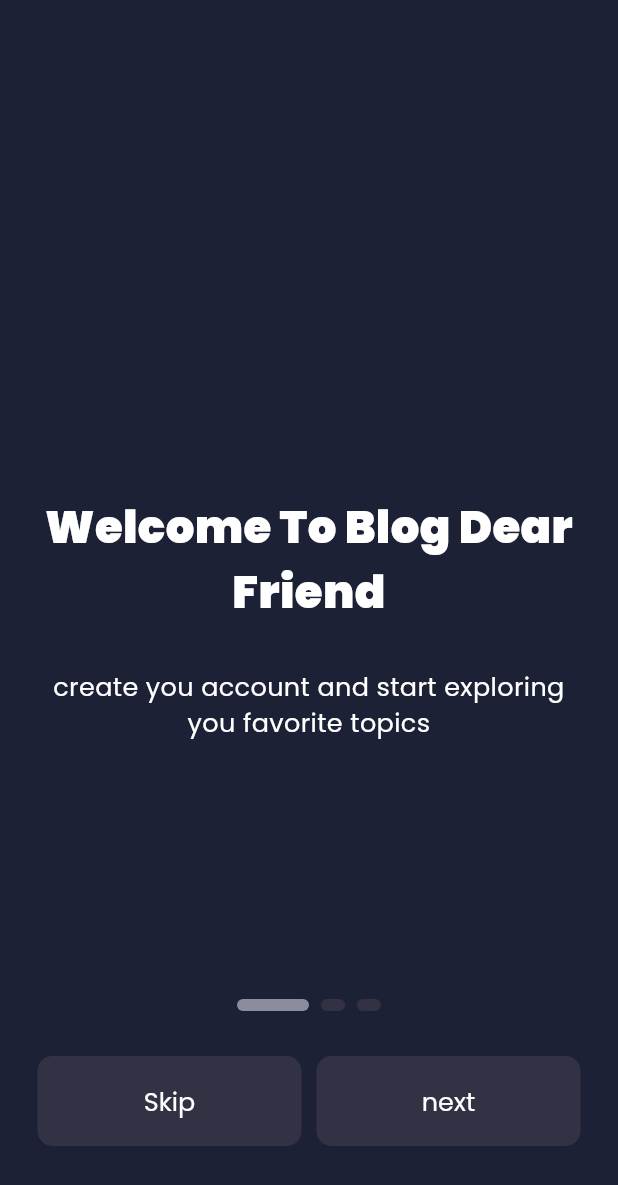
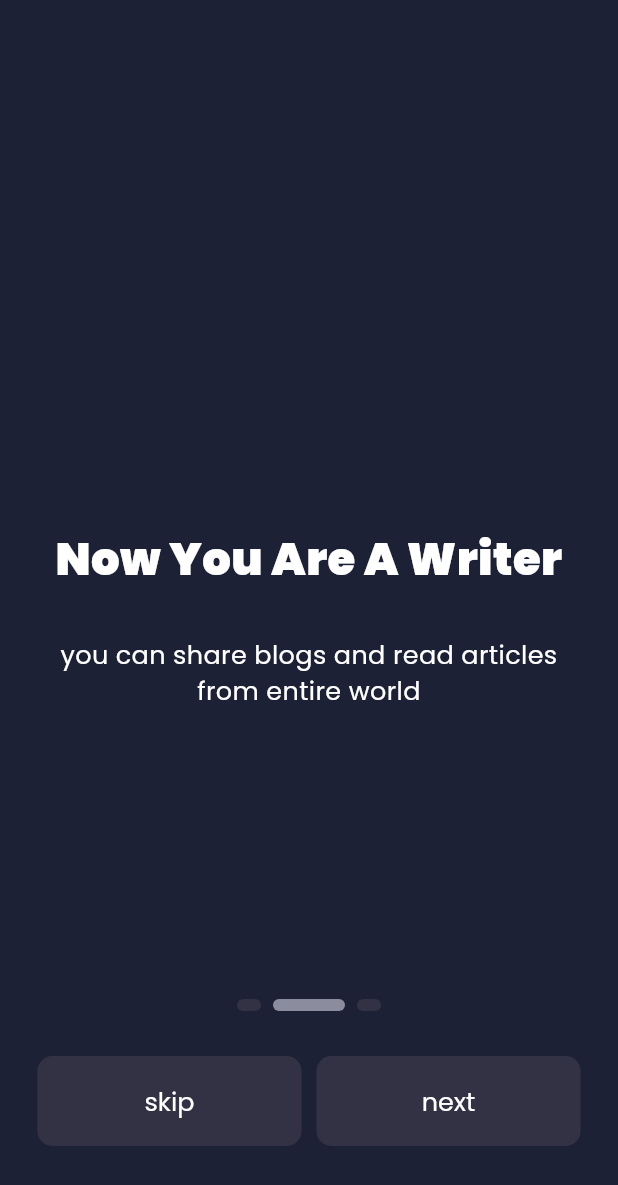
Before and after one commit to mdzarepour/Flutter_Clean_Blog_App, a Flutter app: the screen it shows after launch, after a tap on "next", on a phone screen of 412 x 824 dp. Shown: the top 1185 px of the screen. Run offline on Flutter 3.47's test engine with Material 3 defaults, Android fonts, the phone set to English and light mode, and no system bars; drawn by our look-alikes of smooth_page_indicator; our stand-ins replace animate_do, bloc, equatable, get_it, go_router, google_fonts and 1 more; accounts and stored records are empty.

```diff
--- a/lib/core/constants/app_strings.dart
+++ b/lib/common/constants/app_strings.dart
@@ -1,4 +1,8 @@
 class OnboardingStrings {
+  static const String start = 'start';
+  static const String next = 'next';
+  static const String skip = 'skip';
+
   static const String firstPageTitle = 'Welcome To Blog Dear Friend';
   static const String firstPageDescription =
       'create you account and start exploring you favorite topics';
--- a/lib/core/theme/app_texttheme.dart
+++ b/lib/common/theme/app_texttheme.dart
@@ -1,4 +1,4 @@
-import 'package:blog/core/constants/app_colors.dart';
+import 'package:blog/common/constants/app_colors.dart';
 import 'package:flutter/material.dart';
 import 'package:google_fonts/google_fonts.dart';
 
--- a/lib/core/theme/app_theme.dart
+++ b/lib/common/theme/app_theme.dart
@@ -1,4 +1,4 @@
-import 'package:blog/core/constants/app_colors.dart';
+import 'package:blog/common/constants/app_colors.dart';
 import 'package:flutter/material.dart';
 import 'package:google_fonts/google_fonts.dart';
 import 'app_texttheme.dart';
--- /dev/null
+++ b/lib/core/router/router_names.dart
@@ -0,0 +1,4 @@
+class RouterNames {
+  static const String onboardingPage = '/';
+  static const String signinPage = '/signin_page';
+}
--- /dev/null
+++ b/lib/core/widgets/exit_wrapper.dart
@@ -0,0 +1,39 @@
+import 'package:blog/core/services/snackbar_service.dart';
+import 'package:blog/locator.dart';
+import 'package:flutter/material.dart';
+import 'package:go_router/go_router.dart';
+
+class ExitWrapper extends StatefulWidget {
+  final Widget child;
+
+  const ExitWrapper({super.key, required this.child});
+
+  @override
+  State<ExitWrapper> createState() => _ExitWrapperState();
+}
+
+class _ExitWrapperState extends State<ExitWrapper> {
+  final SnackbarService snackbarService = locator.get();
+  final Duration interval = const Duration(seconds: 2);
+  DateTime? lastBackPressed;
+
+  Future<bool> onWillPop() async {
+    final canPop = GoRouter.of(context).canPop();
+    if (canPop) {
+      return true;
+    }
+    final now = DateTime.now();
+    if (lastBackPressed == null ||
+        now.difference(lastBackPressed!) >= interval) {
+      lastBackPressed = now;
+      snackbarService.showSnackbar(message: 'Press back again to exit app');
+      return false;
+    }
+    return true;
+  }
+
+  @override
+  Widget build(BuildContext context) {
+    return WillPopScope(onWillPop: onWillPop, child: widget.child);
+  }
+}
--- a/lib/features/auth/presentation/pages/onboarding_page.dart
+++ b/lib/features/auth/presentation/pages/onboarding_page.dart
@@ -1,9 +1,11 @@
 import 'package:animate_do/animate_do.dart';
-import 'package:blog/core/constants/app_colors.dart';
-import 'package:blog/core/constants/app_strings.dart';
+import 'package:blog/common/constants/app_colors.dart';
+import 'package:blog/common/constants/app_strings.dart';
+import 'package:blog/core/router/router_names.dart';
 import 'package:blog/features/auth/presentation/widgets/onboarding_button.dart';
 import 'package:blog/features/auth/presentation/widgets/onboarding_widget.dart';
 import 'package:flutter/material.dart';
+import 'package:go_router/go_router.dart';
 import 'package:smooth_page_indicator/smooth_page_indicator.dart';
 
 class OnboardingPage extends StatefulWidget {
@@ -70,16 +72,39 @@ class _OnboardingPageState extends State<OnboardingPage>
         mainAxisAlignment: MainAxisAlignment.center,
         spacing: 10,
         children: [
-          OnboardingButton(onPressed: () {}, title: 'Skip'),
-          OnboardingButton(onPressed: () {}, title: 'next'),
+          OnboardingButton(
+            onPressed: () {
+              pageController.animateToPage(
+                onboardingWidgets.length - 1,
+                duration: const Duration(milliseconds: 800),
+                curve: Curves.easeInOut,
+              );
+            },
+            title: OnboardingStrings.skip,
+          ),
+          OnboardingButton(
+            onPressed: () {
+              pageController.nextPage(
+                duration: const Duration(milliseconds: 600),
+                curve: Curves.easeInOut,
+              );
+            },
+            title: OnboardingStrings.next,
+          ),
         ],
       );
     } else {
       return FadeInUp(
+        curve: Curves.easeInOut,
         duration: Duration(milliseconds: 600),
-        from: 20,
+        from: 10,
         child: Row(
-          children: [OnboardingButton(onPressed: () {}, title: 'start')],
+          children: [
+            OnboardingButton(
+              onPressed: () => context.pushReplacement(RouterNames.signinPage),
+              title: OnboardingStrings.start,
+            ),
+          ],
         ),
       );
     }
--- a/lib/features/auth/presentation/widgets/onboarding_widget.dart
+++ b/lib/features/auth/presentation/widgets/onboarding_widget.dart
@@ -1,6 +1,6 @@
 import 'package:animate_do/animate_do.dart';
-import 'package:blog/core/constants/app_colors.dart';
-import 'package:blog/core/theme/app_texttheme.dart';
+import 'package:blog/common/constants/app_colors.dart';
+import 'package:blog/common/theme/app_texttheme.dart';
 import 'package:flutter/material.dart';
 
 class OnboardingWidget extends StatelessWidget {
@@ -36,7 +36,7 @@ class OnboardingWidget extends StatelessWidget {
             FadeInUp(
               from: 25,
               duration: Duration(seconds: 1),
-              delay: Duration(milliseconds: 150),
+              delay: Duration(milliseconds: 100),
               child: Text(
                 style: AppTexttheme.white17PoppinsRegular,
                 textAlign: TextAlign.center,
--- a/lib/locator.dart
+++ b/lib/locator.dart
@@ -1,5 +1,16 @@
+import 'dart:developer';
+
+import 'package:blog/core/router/router.dart';
+import 'package:blog/core/services/services.dart';
+import 'package:blog/core/services/snackbar_service.dart';
 import 'package:get_it/get_it.dart';
 
 final locator = GetIt.instance;
 
-void setupLocator() {}
+void setupLocator() {
+  // helper classes -->
+  locator.registerLazySingleton(() => SnackbarService());
+  locator.registerLazySingleton(
+    () => AppRouter(snackbarService: locator.get()).router,
+  );
+}
--- a/lib/main.dart
+++ b/lib/main.dart
@@ -1,8 +1,9 @@
-import 'package:blog/core/constants/app_secrets.dart';
-import 'package:blog/core/theme/app_theme.dart';
-import 'package:blog/features/auth/presentation/pages/onboarding_page.dart';
+import 'package:blog/common/constants/app_secrets.dart';
+import 'package:blog/common/theme/app_theme.dart';
+import 'package:blog/core/router/router.dart';
 import 'package:blog/locator.dart';
 import 'package:flutter/material.dart';
+import 'package:go_router/go_router.dart';
 import 'package:supabase_flutter/supabase_flutter.dart';
 
 void main(List<String> args) async {
@@ -20,11 +21,13 @@ class Application extends StatelessWidget {
 
   @override
   Widget build(BuildContext context) {
-    return MaterialApp(
+    return MaterialApp.router(
+      routerConfig: locator.get<GoRouter>(),
       debugShowCheckedModeBanner: false,
       theme: AppTheme.darkTheme,
-      home: OnboardingPage(),
     );
   }
 }
+
 //TODO turn on keep alive in onboarding page
+//TODO use go router for navigations
```
Also changed, not shown: lib/core/router/router.dart (added, +33 -0 lines), lib/core/services/snackbar_service.dart (added, +15 -0 lines), lib/features/auth/presentation/bloc/connection_bloc.dart (added, +13 -0 lines), lib/features/auth/presentation/bloc/connection_event.dart (added, +8 -0 lines), lib/features/auth/presentation/bloc/connection_state.dart (added, +10 -0 lines), lib/features/auth/presentation/pages/signin_page.dart (added, +10 -0 lines), lib/common/constants/app_colors.dart (renamed from lib/core/constants/app_colors.dart), lib/common/constants/app_secrets.dart (renamed from lib/core/constants/app_secrets.dart), lib/core/services/services.dart (added).
